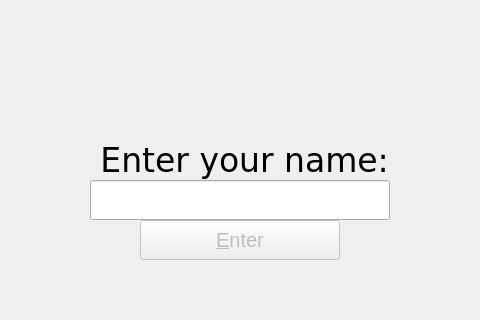
Above: checkeng/login/login.ui from kusanekinov/CheckEng before the change; both pictures show x 160 to 640 and y 107 to 427 of the 800 by 598 pixel window. Below: the same form after it.
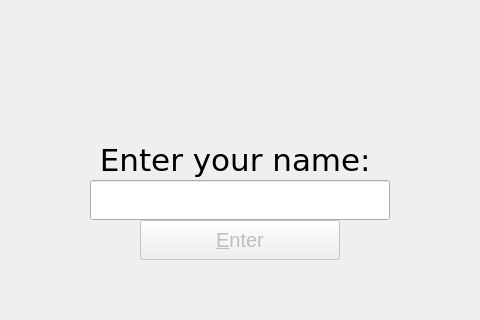
That is the form after the change.

Commit message: CheckEng | added add_questionsdlg ui

The edit to the form file:
```diff
--- a/checkeng/login/login.ui
+++ b/checkeng/login/login.ui
@@ -257,7 +257,10 @@
               <property name="font">
                <font>
                 <family>DejaVu Sans</family>
-                <pointsize>25</pointsize>
+                <pointsize>23</pointsize>
+                <weight>50</weight>
+                <italic>false</italic>
+                <bold>false</bold>
                </font>
               </property>
               <property name="text">
```
The commit also changes 1 other file.
